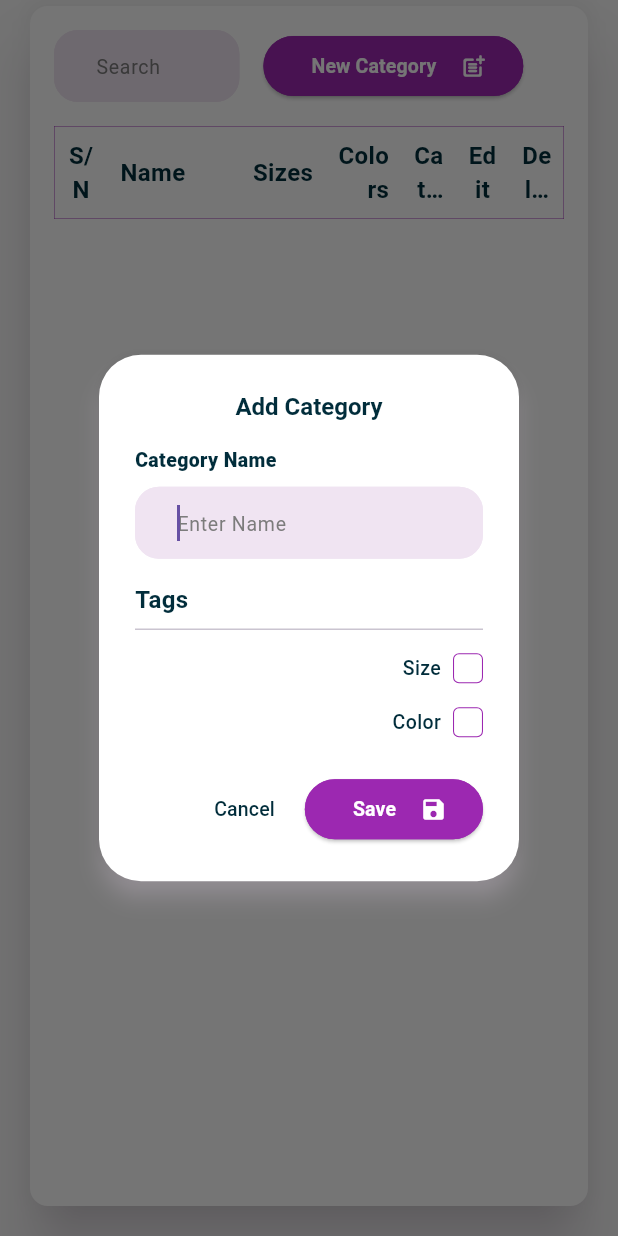
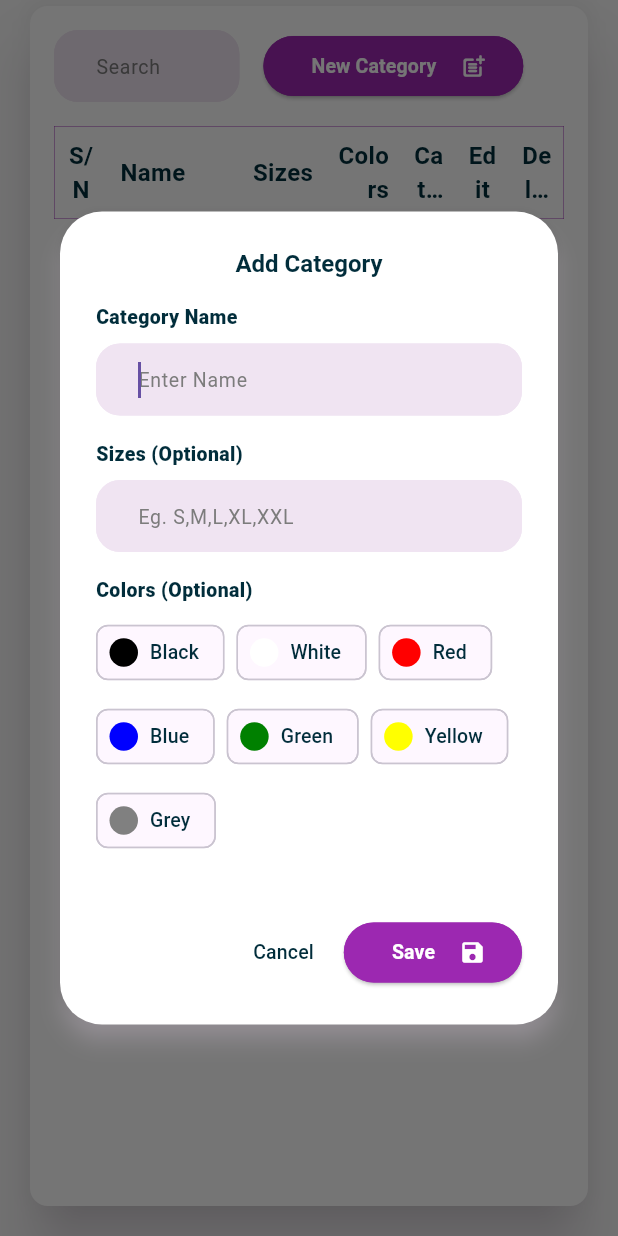
Before and after one commit to naing-pyae-hlyan/apos-web-dashboard, a Flutter app: the CategoryPage widget shown alone on an empty page, opened directly, after a tap on "New Category", on a phone screen of 412 x 824 dp. Run offline on Flutter 3.47's test engine with Material 3 defaults, Android fonts, the phone set to English and light mode, and no system bars; our stand-ins replace cloud_firestore, equatable, firebase_core, firebase_messaging, fl_chart, flutter_bloc and 5 more; accounts and stored records are empty.

Commit message:
UPDATE: CategoryDialog add dynamic sizes. WIP: ProductDialog old size data issue is WIP.

```diff
--- a/lib/enum/product_colors.dart
+++ b/lib/enum/product_colors.dart
@@ -13,6 +13,27 @@ enum ProductColors {
     required this.name,
     required this.hex,
   });
+}
+
+List<ProductColors> parseHexsToProductColors(List<int> hex) {
+  List<ProductColors> result = [];
+  for (var value in ProductColors.values) {
+    for (var h in hex) {
+      if (h == value.hex) {
+        result.add(value);
+        break;
+      }
+    }
+  }
+  return result;
+}
+
+List<int> parseProductColorsToHexs(List<ProductColors> pcs) {
+  List<int> result = [];
+  for (var value in pcs) {
+    result.add(value.hex);
+  }
+  return result;
 }
 
 String parseHexToProductColorName(int hex) {
--- a/lib/models/category_model.dart
+++ b/lib/models/category_model.dart
@@ -2,15 +2,15 @@ class Category {
   String? id;
   final String readableId;
   final String name;
-  final bool hasSize;
-  final bool hasColor;
+  final List<String> sizes;
+  final List<int> colorHexs;
 
   Category({
     this.id,
     required this.readableId,
     required this.name,
-    required this.hasSize,
-    required this.hasColor,
+    required this.sizes,
+    required this.colorHexs,
   });
 
   factory Category.fromJson(Map<String, dynamic> json, String docId) {
@@ -18,8 +18,10 @@ class Category {
       id: docId,
       readableId: json['id'],
       name: json['name'],
-      hasSize: json['has_size'] ?? false,
-      hasColor: json['has_color'] ?? false,
+      sizes:
+          json['sizes'] == null ? [] : List.from(json['sizes'].map((x) => x)),
+      colorHexs:
+          json['colors'] == null ? [] : List.from(json['colors'].map((x) => x)),
     );
   }
 
@@ -27,8 +29,8 @@ class Category {
     return {
       'id': readableId,
       'name': name,
-      'has_size': hasSize,
-      'has_color': hasColor,
+      'sizes': List.from(sizes.map((x) => x)),
+      'colors': List.from(colorHexs.map((x) => x)),
     };
   }
 
@@ -45,16 +47,16 @@ class Category {
         id: "all-category",
         readableId: "all-category",
         name: "All Category",
-        hasSize: false,
-        hasColor: false,
+        sizes: [],
+        colorHexs: [],
       );
 
   static Category get selectCategoriesValue => Category(
         id: "select-category",
         readableId: "select-category",
         name: "Select Category",
-        hasSize: false,
-        hasColor: false,
+        sizes: [],
+        colorHexs: [],
       );
 
   bool get isDropdownTitle => id == "select-category" || id == "all-category";
--- a/lib/models/product_model.dart
+++ b/lib/models/product_model.dart
@@ -34,10 +34,9 @@ class Product {
       description: json['description'],
       price: json['price'],
       sizes:
-          json['sizes'] == null ? null : List.from(json['sizes'].map((x) => x)),
-      hexColors: json['colors'] == null
-          ? null
-          : List.from(json['colors'].map((x) => x)),
+          json['sizes'] == null ? [] : List.from(json['sizes'].map((x) => x)),
+      hexColors:
+          json['colors'] == null ? [] : List.from(json['colors'].map((x) => x)),
       categoryId: json['category_id'],
       categoryName: json["category_name"],
       topSalesCount: json["top_sales_count"] ?? 0,
--- a/lib/utils/consts.dart
+++ b/lib/utils/consts.dart
@@ -19,7 +19,6 @@ class Consts {
   static const currencyGreenDark = Color(0xff0b5a04);
   static const dividerColor = Color(0xffdbe2e6);
 
-  static const List<String> productSizes = ['S', 'M', 'L', 'XL', 'XXL'];
 
   static const List<String> aToz = [
     "A",
--- a/lib/view/dialogs/category_dialog.dart
+++ b/lib/view/dialogs/category_dialog.dart
@@ -8,8 +8,6 @@ void showCategoryBlocDialog(BuildContext context, {Category? category}) =>
     );
 
 const _categoryNameErrorKey = "category-name-error-key";
-const _categoryDescErrorKey = "category-desc-error-key";
-const _categorySizesErrorKey = "category-sizes-error-key";
 
 class _CategoryDialog extends StatefulWidget {
   final Category? category;
@@ -21,27 +19,28 @@ class _CategoryDialog extends StatefulWidget {
 
 class _CategoryDialogState extends State<_CategoryDialog> {
   late CategoryBloc categoryBloc;
+  late ErrorBloc errorBloc;
 
   final _nameTxtCtrl = TextEditingController();
   final _nameFn = FocusNode();
   final _sizeTxtCtrl = TextEditingController();
   final _sizeFn = FocusNode();
-  final ValueNotifier<bool> _sizeListener = ValueNotifier<bool>(false);
-  final ValueNotifier<bool> _colorListener = ValueNotifier<bool>(false);
+
+  List<ProductColors> _colors = [];
+
 
   void _onSave() {
     final name = _nameTxtCtrl.text;
     final readableId = widget.category?.readableId ??
         RandomIdGenerator.getnerateCategoryUniqueId();
-    final hasSize = _sizeListener.value;
-    final hasColor = _colorListener.value;
+    final List<String> sizes = _sizeTxtCtrl.text.split(",");
 
     final category = Category(
       id: widget.category?.id,
       readableId: readableId,
       name: name,
-      hasSize: hasSize,
-      hasColor: hasColor,
+      sizes: sizes,
+      colorHexs: parseProductColorsToHexs(_colors),
     );
 
     if (widget.category == null) {
@@ -57,13 +56,14 @@ class _CategoryDialogState extends State<_CategoryDialog> {
   @override
   void initState() {
     categoryBloc = context.read<CategoryBloc>();
+    errorBloc = context.read<ErrorBloc>();
 
     super.initState();
     _nameTxtCtrl.text = widget.category?.name ?? '';
+    _sizeTxtCtrl.text = (widget.category?.sizes ?? []).join(",");
+    _colors = parseHexsToProductColors(widget.category?.colorHexs ?? []);
     doAfterBuild(callback: () {
       _nameFn.requestFocus();
-      _sizeListener.value = widget.category?.hasSize ?? false;
-      _colorListener.value = widget.category?.hasColor ?? false;
     });
   }
 
@@ -110,50 +110,25 @@ class _CategoryDialogState extends State<_CategoryDialog> {
             errorKey: _categoryNameErrorKey,
           ),
           verticalHeight16,
-          myTitle("Tags"),
-          const Divider(),
-          verticalHeight8,
-          ValueListenableBuilder(
-            valueListenable: _sizeListener,
-            builder: (_, __, ___) {
-              return MyCheckBoxWithLabel(
-                label: "Size",
-                value: _sizeListener.value,
-                mainAxisAlignment: MainAxisAlignment.end,
-                onSelected: (bool select) {
-                  _sizeListener.value = select;
-                },
-              );
+          MyInputField(
+            controller: _sizeTxtCtrl,
+            focusNode: _sizeFn,
+            title: "Sizes (Optional)",
+            hintText: "Eg. S,M,L,XL,XXL",
+            keyboardType: TextInputType.text,
+            textInputAction: TextInputAction.next,
+            errorKey: null,
+          ),
+          verticalHeight16,
+          MultiSelectProductColors(
+            title: "Colors (Optional)",
+            productColors: ProductColors.values,
+            oldHexColors: widget.category?.colorHexs ?? [],
+            onSelectedColors: (s) {
+              _colors = s;
             },
           ),
           verticalHeight16,
-          ValueListenableBuilder(
-            valueListenable: _colorListener,
-            builder: (_, __, ___) {
-              return MyCheckBoxWithLabel(
-                label: "Color",
-                value: _colorListener.value,
-                mainAxisAlignment: MainAxisAlignment.end,
-                onSelected: (bool select) {
-                  _colorListener.value = select;
-                },
-              );
-            },
-          ),
-          BlocBuilder<CategoryBloc, CategoryState>(
-            builder: (_, state) {
-              if (state is CategoryDialogStateFail) {
-                return Align(
-                  alignment: Alignment.centerLeft,
-                  child: Padding(
-                    padding: const EdgeInsets.all(16.0),
-                    child: errorText(state.error),
-                  ),
-                );
-              }
-              return emptyUI;
-            },
-          ),
         ],
       ),
       actions: [
@@ -182,6 +157,10 @@ class _CategoryDialogState extends State<_CategoryDialog> {
             if (state is CategoryDialogStateFail) {
               if (state.error.code == 1) {
                 _nameFn.requestFocus();
+                errorBloc.add(
+                  ErrorEventSetError(
+                      errorKey: _categoryNameErrorKey, error: state.error),
+                );
                 return;
               }
 
--- a/lib/view/pages/home_page.dart
+++ b/lib/view/pages/home_page.dart
@@ -67,7 +67,7 @@ class _HomePageState extends State<HomePage> {
       body: BlocBuilder<HomeBloc, HomeState>(
         builder: (_, state) {
           return switch (state.selectedPage) {
-            SelectedHome.dashboard => const CategoryPage(),
+            SelectedHome.dashboard => const DashboardPage(),
             SelectedHome.category => const CategoryPage(),
             SelectedHome.product => const ProductPage(),
             SelectedHome.order => const OrdersPage(),
--- a/lib/view/pages/products_manage/category_page.dart
+++ b/lib/view/pages/products_manage/category_page.dart
@@ -130,10 +130,10 @@ class _CategoryPageState extends State<CategoryPage> {
               TableSNCell(index),
               TableTextCell(category.name, fontWeight: FontWeight.w800),
               TableTextCell(
-                category.hasSize ? "S, M, L, XL, XXL" : "no size",
+                category.sizes.join(','),
                 textAlign: TextAlign.end,
               ),
-              TableTextCell("${category.hasColor}", textAlign: TextAlign.end),
+              TableColorsCell(hexColors: category.colorHexs),
               TableTextCell(
                 categories[index].readableId.slugify,
                 textAlign: TextAlign.end,
--- a/lib/view/pages/products_manage/widgets/multi_select_product_colors_chip.dart
+++ b/lib/view/pages/products_manage/widgets/multi_select_product_colors_chip.dart
@@ -1,11 +1,13 @@
 import 'package:apos/lib_exp.dart';
 
 class MultiSelectProductColors extends StatefulWidget {
+  final String? title;
   final List<ProductColors> productColors;
   final List<int> oldHexColors;
-  final Function(List<String>) onSelectedColors;
+  final Function(List<ProductColors>) onSelectedColors;
   const MultiSelectProductColors({
     super.key,
+    this.title,
     required this.productColors,
     required this.oldHexColors,
     required this.onSelectedColors,
@@ -17,7 +19,7 @@ class MultiSelectProductColors extends StatefulWidget {
 }
 
 class _MultiSelectProductColorsState extends State<MultiSelectProductColors> {
-  final List<String> selectedColorNames = [];
+  final List<ProductColors> selectedColorNames = [];
 
   List<Widget> _buildColorList() {
     List<Widget> choices = [];
@@ -29,12 +31,12 @@ class _MultiSelectProductColorsState extends State<MultiSelectProductColors> {
           ),
           checkmarkColor: Colors.white,
           label: myText(productColor.name),
-          selected: selectedColorNames.contains(productColor.name),
+          selected: selectedColorNames.contains(productColor),
           onSelected: (bool selected) {
             setState(() {
-              selectedColorNames.contains(productColor.name)
-                  ? selectedColorNames.remove(productColor.name)
-                  : selectedColorNames.add(productColor.name);
+              selectedColorNames.contains(productColor)
+                  ? selectedColorNames.remove(productColor)
+                  : selectedColorNames.add(productColor);
             });
             widget.onSelectedColors(selectedColorNames);
           },
@@ -47,9 +49,7 @@ class _MultiSelectProductColorsState extends State<MultiSelectProductColors> {
   @override
   void initState() {
     selectedColorNames.clear();
-    for (final int hexValue in widget.oldHexColors) {
-      selectedColorNames.add(parseHexToProductColorName(hexValue));
-    }
+    selectedColorNames.addAll(parseHexsToProductColors(widget.oldHexColors));
     super.initState();
   }
 
@@ -61,18 +61,18 @@ class _MultiSelectProductColorsState extends State<MultiSelectProductColors> {
 
   @override
   void didUpdateWidget(covariant MultiSelectProductColors oldWidget) {
-    selectedColorNames.clear();
+    // selectedColorNames.clear();
     super.didUpdateWidget(oldWidget);
   }
 
   @override
   Widget build(BuildContext context) {
+    if (_buildColorList().isEmpty) return emptyUI;
     return Column(
       crossAxisAlignment: CrossAxisAlignment.start,
       mainAxisAlignment: MainAxisAlignment.start,
       children: [
-        verticalHeight16,
-        myTitle("Available Colors", fontWeight: FontWeight.w800),
+        myText(widget.title ?? "Available Colors", fontWeight: FontWeight.w800),
         verticalHeight8,
         Wrap(
           spacing: 8,
--- a/lib/view/pages/products_manage/widgets/multi_select_product_sizes_chip.dart
+++ b/lib/view/pages/products_manage/widgets/multi_select_product_sizes_chip.dart
@@ -56,18 +56,19 @@ class _MultiSelectProductSizesState extends State<MultiSelectProductSizes> {
 
   @override
   void didUpdateWidget(covariant MultiSelectProductSizes oldWidget) {
-    selectedSizes.clear();
+    // selectedSizes.clear();
     super.didUpdateWidget(oldWidget);
   }
 
   @override
   Widget build(BuildContext context) {
+    if (_buildSizeList().isEmpty) return emptyUI;
     return Column(
       crossAxisAlignment: CrossAxisAlignment.start,
       mainAxisAlignment: MainAxisAlignment.start,
       children: [
         verticalHeight16,
-        myTitle("Avaliable Sizes", fontWeight: FontWeight.w800),
+        myText("Avaliable Sizes", fontWeight: FontWeight.w800),
         verticalHeight8,
         Wrap(
           spacing: 8,
--- a/lib/view/widgets/common_input_form.dart
+++ b/lib/view/widgets/common_input_form.dart
@@ -79,7 +79,7 @@ class MyInputField extends StatelessWidget {
               if (state.errorKey == errorKey) {
                 return Padding(
                   padding: const EdgeInsets.all(8.0),
-                  child: myText(state.error.message, color: Consts.errorColor),
+                  child: errorText(state.error.message),
                 );
               }
             }
--- a/lib/view/widgets/my_text.dart
+++ b/lib/view/widgets/my_text.dart
@@ -49,7 +49,7 @@ Widget errorText<T>(T value) {
   if (value is ErrorModel) error = value.message;
 
   return myText(
-    "ERROR MESSAGE : $error",
+    error,
     color: Consts.errorColor,
     fontWeight: FontWeight.w800,
   );
```
Also changed, not shown: lib/view/dialogs/product_dialog.dart (+48 -63 lines), changelog.txt.
